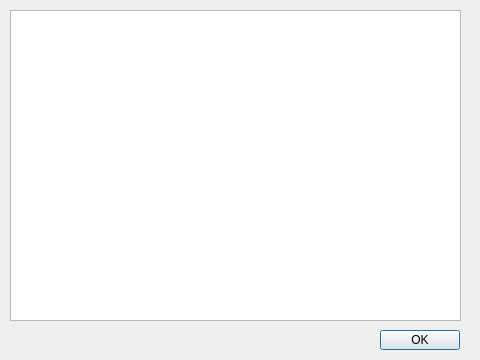
Old version of the form ui/doipsettingwindow.ui in the repository ctrlfrmb/fkcap.
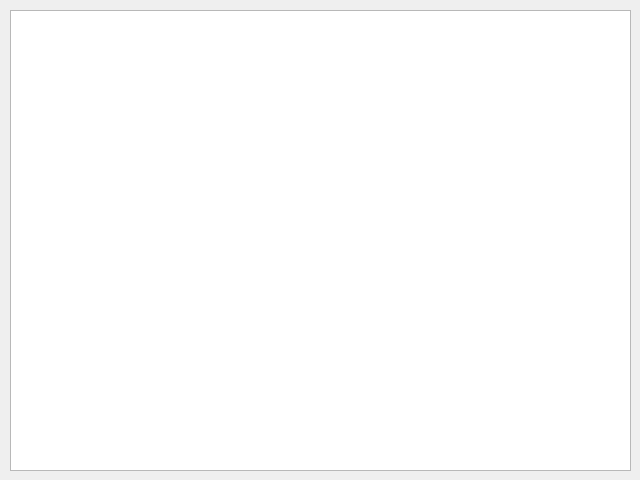
New version of the form. Icons and pictures are not drawn.

The edit to the form file:
```diff
--- a/ui/doipsettingwindow.ui
+++ b/ui/doipsettingwindow.ui
@@ -6,8 +6,8 @@
    <rect>
     <x>0</x>
     <y>0</y>
-    <width>480</width>
-    <height>360</height>
+    <width>640</width>
+    <height>480</height>
    </rect>
   </property>
   <property name="windowTitle">
@@ -17,26 +17,13 @@
    <iconset resource="../resource.qrc">
     <normaloff>:/images/resource/icons/doip_setting.png</normaloff>:/images/resource/icons/doip_setting.png</iconset>
   </property>
-  <widget class="QPushButton" name="pushButton">
-   <property name="geometry">
-    <rect>
-     <x>380</x>
-     <y>330</y>
-     <width>80</width>
-     <height>20</height>
-    </rect>
-   </property>
-   <property name="text">
-    <string>OK</string>
-   </property>
-  </widget>
   <widget class="QTableWidget" name="tableWidget">
    <property name="geometry">
     <rect>
      <x>10</x>
      <y>10</y>
-     <width>451</width>
-     <height>311</height>
+     <width>621</width>
+     <height>461</height>
     </rect>
    </property>
   </widget>
```
